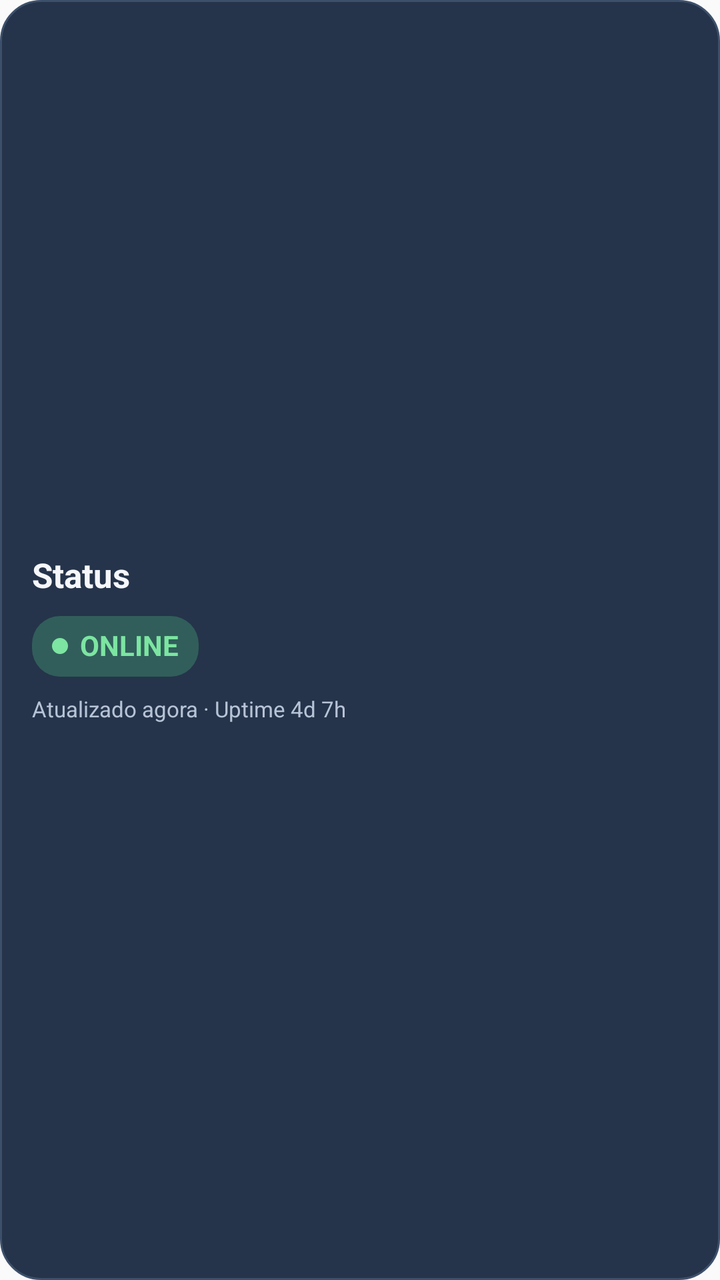
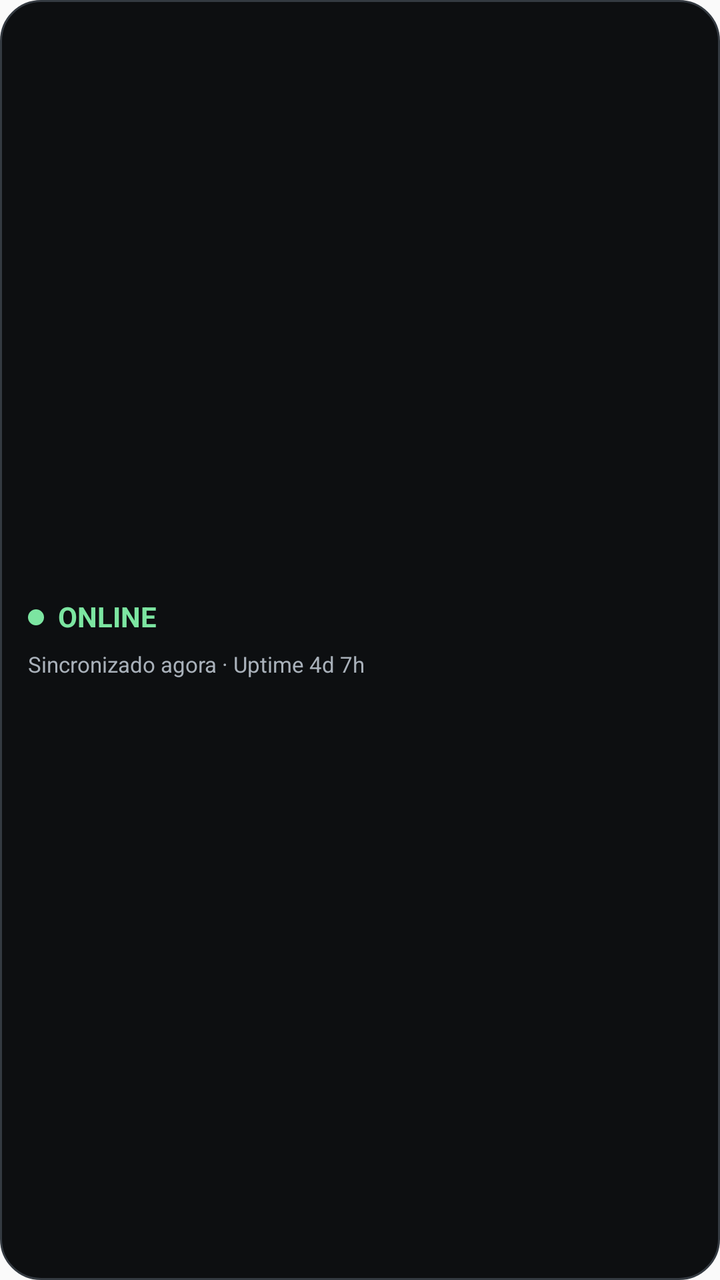

Before-and-after screenshots of an Android layout around one commit, followed by the original layout XML and the change that was made.
<!-- AndroidManifest.xml: application theme Theme.HomelabMonitor -->
<!-- res/layout/widget_preview_status.xml -->
<LinearLayout xmlns:android="http://schemas.android.com/apk/res/android"
    android:layout_width="match_parent"
    android:layout_height="match_parent"
    android:orientation="vertical"
    android:gravity="center_vertical"
    android:padding="16dp"
    android:background="@drawable/widget_preview_background">

    <TextView
        style="@style/WidgetPreviewTitle"
        android:layout_width="wrap_content"
        android:layout_height="wrap_content"
        android:text="Status" />

    <LinearLayout
        android:layout_width="wrap_content"
        android:layout_height="wrap_content"
        android:layout_marginTop="10dp"
        android:orientation="horizontal"
        android:gravity="center_vertical"
        android:paddingStart="10dp"
        android:paddingEnd="10dp"
        android:paddingTop="7dp"
        android:paddingBottom="7dp"
        android:background="@drawable/widget_preview_pill">

        <View
            android:layout_width="8dp"
            android:layout_height="8dp"
            android:background="@drawable/widget_preview_dot_success" />

        <TextView
            style="@style/WidgetPreviewValue"
            android:layout_width="wrap_content"
            android:layout_height="wrap_content"
            android:layout_marginStart="6dp"
            android:text="ONLINE"
            android:textColor="@color/widget_preview_success"
            android:textStyle="bold" />
    </LinearLayout>

    <TextView
        style="@style/WidgetPreviewCaption"
        android:layout_width="wrap_content"
        android:layout_height="wrap_content"
        android:layout_marginTop="10dp"
        android:text="Atualizado agora · Uptime 4d 7h" />
</LinearLayout>
<!-- resources referenced by this layout -->
<resources>
  <color name="widget_preview_success">#7CE5A1</color>
  <!-- drawable widget_preview_background (drawable) -->
  <shape xmlns:android="http://schemas.android.com/apk/res/android" android:shape="rectangle">
      <solid android:color="@color/widget_preview_background" />
      <corners android:radius="20dp" />
      <stroke
          android:width="1dp"
          android:color="@color/widget_preview_border" />
  </shape>
  <!-- drawable widget_preview_dot_success (drawable) -->
  <shape xmlns:android="http://schemas.android.com/apk/res/android" android:shape="oval">
      <solid android:color="@color/widget_preview_success" />
  </shape>
  <!-- drawable widget_preview_pill (drawable) -->
  <shape xmlns:android="http://schemas.android.com/apk/res/android" android:shape="rectangle">
      <solid android:color="#315E5B" />
      <corners android:radius="14dp" />
  </shape>
  <style name="WidgetPreviewCaption">
          <item name="android:textColor">@color/widget_preview_muted</item>
          <item name="android:textSize">11sp</item>
          <item name="android:includeFontPadding">false</item>
      </style>
  <style name="WidgetPreviewTitle">
          <item name="android:textColor">@color/widget_preview_text</item>
          <item name="android:textSize">17sp</item>
          <item name="android:textStyle">bold</item>
          <item name="android:includeFontPadding">false</item>
      </style>
  <style name="WidgetPreviewValue">
          <item name="android:textColor">@color/widget_preview_text</item>
          <item name="android:textSize">14sp</item>
          <item name="android:includeFontPadding">false</item>
      </style>
  <style name="Theme.HomelabMonitor" parent="android:style/Theme.Material.Light.NoActionBar" />
  <color name="widget_preview_background">#25344A</color>
  <color name="widget_preview_border">#3D506B</color>
  <color name="widget_preview_muted">#B7C3D6</color>
  <color name="widget_preview_text">#F5F7FB</color>
</resources>

<!-- the commit's change to res/layout/widget_preview_status.xml (unified diff, before → after) -->
@@ -3,37 +3,23 @@
     android:layout_height="match_parent"
     android:orientation="vertical"
     android:gravity="center_vertical"
-    android:padding="16dp"
+    android:padding="14dp"
     android:background="@drawable/widget_preview_background">
-
-    <TextView
-        style="@style/WidgetPreviewTitle"
-        android:layout_width="wrap_content"
-        android:layout_height="wrap_content"
-        android:text="Status" />
 
     <LinearLayout
         android:layout_width="wrap_content"
         android:layout_height="wrap_content"
-        android:layout_marginTop="10dp"
         android:orientation="horizontal"
-        android:gravity="center_vertical"
-        android:paddingStart="10dp"
-        android:paddingEnd="10dp"
-        android:paddingTop="7dp"
-        android:paddingBottom="7dp"
-        android:background="@drawable/widget_preview_pill">
-
+        android:gravity="center_vertical">
         <View
             android:layout_width="8dp"
             android:layout_height="8dp"
             android:background="@drawable/widget_preview_dot_success" />
-
         <TextView
             style="@style/WidgetPreviewValue"
             android:layout_width="wrap_content"
             android:layout_height="wrap_content"
-            android:layout_marginStart="6dp"
+            android:layout_marginStart="7dp"
             android:text="ONLINE"
             android:textColor="@color/widget_preview_success"
             android:textStyle="bold" />
@@ -43,6 +29,6 @@
         style="@style/WidgetPreviewCaption"
         android:layout_width="wrap_content"
         android:layout_height="wrap_content"
-        android:layout_marginTop="10dp"
-        android:text="Atualizado agora · Uptime 4d 7h" />
+        android:layout_marginTop="9dp"
+        android:text="Sincronizado agora · Uptime 4d 7h" />
 </LinearLayout>
<!-- resource entries referenced after the edit -->
@@ -13,20 +13,9 @@
   <shape xmlns:android="http://schemas.android.com/apk/res/android" android:shape="oval">
       <solid android:color="@color/widget_preview_success" />
   </shape>
-  <!-- drawable widget_preview_pill (drawable) -->
-  <shape xmlns:android="http://schemas.android.com/apk/res/android" android:shape="rectangle">
-      <solid android:color="#315E5B" />
-      <corners android:radius="14dp" />
-  </shape>
   <style name="WidgetPreviewCaption">
           <item name="android:textColor">@color/widget_preview_muted</item>
           <item name="android:textSize">11sp</item>
-          <item name="android:includeFontPadding">false</item>
-      </style>
-  <style name="WidgetPreviewTitle">
-          <item name="android:textColor">@color/widget_preview_text</item>
-          <item name="android:textSize">17sp</item>
-          <item name="android:textStyle">bold</item>
           <item name="android:includeFontPadding">false</item>
       </style>
   <style name="WidgetPreviewValue">
@@ -35,9 +24,9 @@
           <item name="android:includeFontPadding">false</item>
       </style>
   <style name="Theme.HomelabMonitor" parent="android:style/Theme.Material.Light.NoActionBar" />
-  <color name="widget_preview_background">#25344A</color>
-  <color name="widget_preview_border">#3D506B</color>
-  <color name="widget_preview_muted">#B7C3D6</color>
-  <color name="widget_preview_text">#F5F7FB</color>
+  <color name="widget_preview_background">#0D0F11</color>
+  <color name="widget_preview_border">#343A41</color>
+  <color name="widget_preview_muted">#A9B1BA</color>
+  <color name="widget_preview_text">#F1F3F5</color>
 </resources>
 
